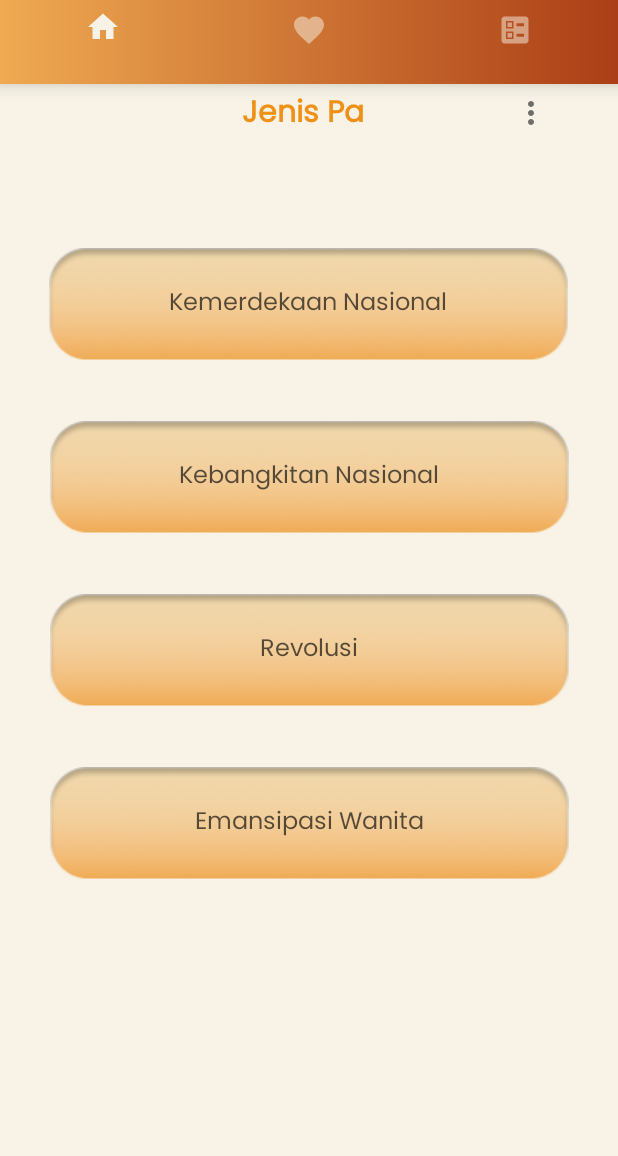
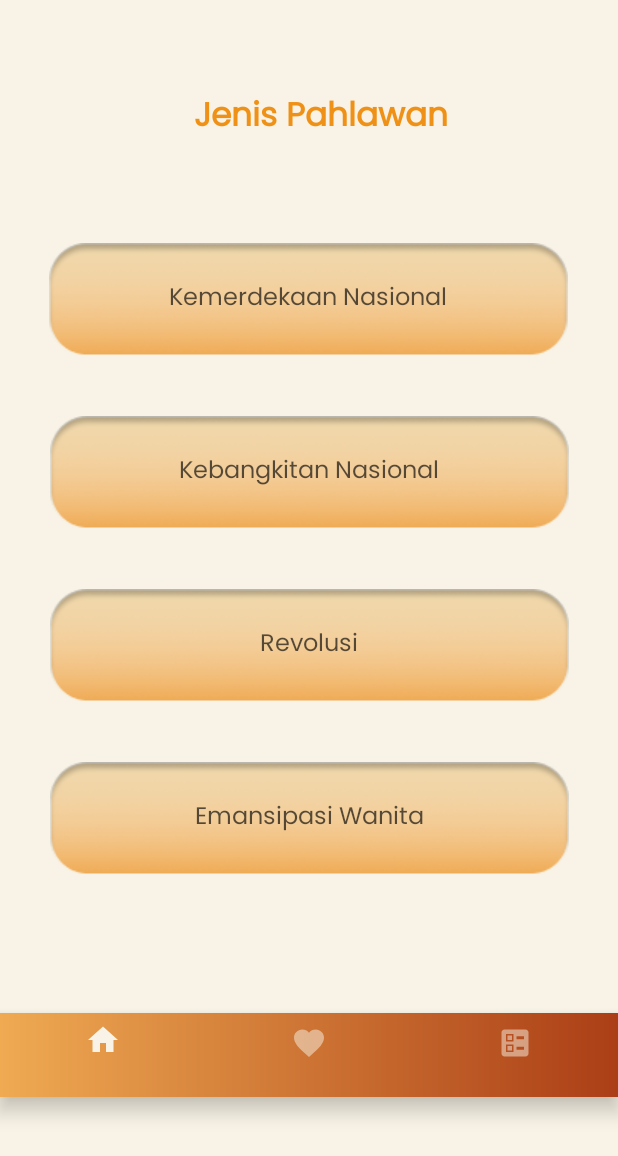
Before and after one commit to christiansiahaann/Pedjoeang, an Android app: the layout jenis_pahlawan.xml on its own in the app's theme, with its tools: preview values and no code run, on a phone screen of 412 x 824 dp. Shown: the top 1156 px of the screen. Run offline under Robolectric (Android 15) with nearby library versions, the phone set to English and light mode, and no system bars; plain views replace GradientTextView.

Commit message:
Revisi 1 - XML Jenis Pahlawan

```diff
--- a/app/src/main/res/layout/jenis_pahlawan.xml
+++ b/app/src/main/res/layout/jenis_pahlawan.xml
@@ -9,43 +9,27 @@
     tools:context="com.prakpapb2.intro1.Beranda">
 
     <com.veeyaar.supergradienttextview.GradientTextView
-        android:id="@+id/textView4"
-        android:layout_width="89dp"
-        android:layout_height="29dp"
+        android:id="@+id/textJenisPahlawan"
+        android:layout_width="176dp"
+        android:layout_height="26dp"
         android:layout_marginStart="30dp"
         android:layout_marginTop="60dp"
         android:layout_marginEnd="30dp"
-        android:width="161dp"
+        android:width="16dp"
         android:height="26dp"
         android:autoSizeMaxTextSize="22sp"
         android:fontFamily="@font/poppins"
         android:text="Jenis Pahlawan"
         android:textAllCaps="false"
-        android:textSize="20dp"
+        android:textSize="22dp"
         android:textStyle="bold"
         app:endColor="@color/color5"
         app:isVertical="false"
         app:layout_constraintEnd_toEndOf="parent"
+        app:layout_constraintHorizontal_bias="0.565"
         app:layout_constraintStart_toStartOf="parent"
         app:layout_constraintTop_toTopOf="parent"
         app:startColor="@color/color4"
-        tools:ignore="MissingConstraints" />
-
-    <ImageButton
-        android:id="@+id/back"
-        android:layout_width="30dp"
-        android:layout_height="30dp"
-        android:layout_gravity="center"
-        android:layout_marginStart="88dp"
-        android:layout_marginTop="60dp"
-        android:background="@android:color/transparent"
-        android:src="@drawable/ic_baseline_more_vert_24"
-        app:layout_constraintBottom_toTopOf="@+id/button1"
-        app:layout_constraintEnd_toEndOf="parent"
-        app:layout_constraintHorizontal_bias="0.0"
-        app:layout_constraintStart_toEndOf="@+id/textView4"
-        app:layout_constraintTop_toTopOf="parent"
-        app:layout_constraintVertical_bias="0.0"
         tools:ignore="MissingConstraints" />
 
     <Button
@@ -59,7 +43,7 @@
         app:layout_constraintEnd_toEndOf="parent"
         app:layout_constraintHorizontal_bias="0.492"
         app:layout_constraintStart_toStartOf="parent"
-        app:layout_constraintTop_toBottomOf="@+id/textView4"
+        app:layout_constraintTop_toBottomOf="@+id/textJenisPahlawan"
         tools:ignore="MissingConstraints"
         android:background="@drawable/button"
         android:textAllCaps="false"
@@ -127,10 +111,10 @@
         android:layout_width="match_parent"
         android:layout_height="wrap_content"
         android:layout_alignParentBottom="true"
-        android:layout_marginTop="200dp"
+        android:layout_marginTop="92dp"
         android:background="@drawable/custom_button3"
         app:itemIconTint="@drawable/selector"
-        app:layout_constraintTop_toBottomOf="@+id/button3"
+        app:layout_constraintTop_toBottomOf="@+id/emansipasi_wanita"
         app:menu="@menu/bottom_menu"
         tools:ignore="MissingConstraints"
         tools:layout_editor_absoluteX="0dp">
```
